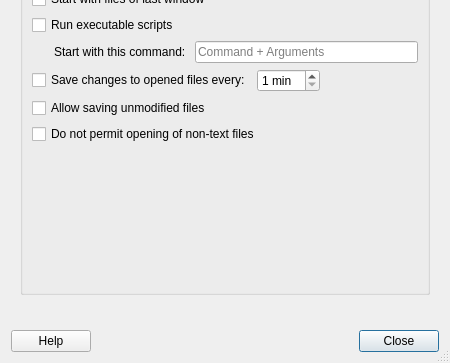
Old version of the form featherpad/prefDialog.ui in the repository vecnathewhisperd0/FeatherPad; both pictures show x 0 to 450 and y 167 to 530 of the 450 by 530 pixel window.
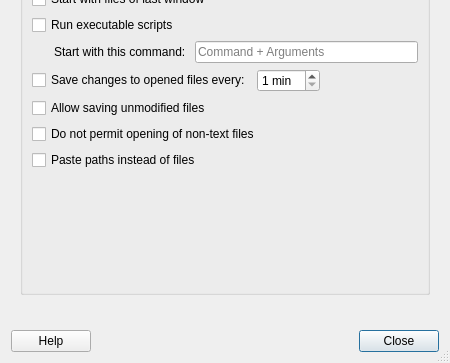
New version of the form. The open tabs and pages were chosen to show the change. Icons and pictures are not drawn.

Commit message: Added an option to paste file paths instead of files

The edit to the form file:
```diff
--- a/featherpad/prefDialog.ui
+++ b/featherpad/prefDialog.ui
@@ -1233,6 +1233,17 @@
             </property>
            </widget>
           </item>
+          <item>
+           <widget class="QCheckBox" name="pastePathsBox">
+            <property name="toolTip">
+             <string>By default, when files are copied, they will
+be opened if they are pasted into FeatherPad.</string>
+            </property>
+            <property name="text">
+             <string>Paste paths instead of files</string>
+            </property>
+           </widget>
+          </item>
           <item>
            <spacer name="verticalSpacer_2">
             <property name="orientation">
```
Left out of the diff: 6 changed lines with no effect on the pictures. The commit also changes 38 other files.
